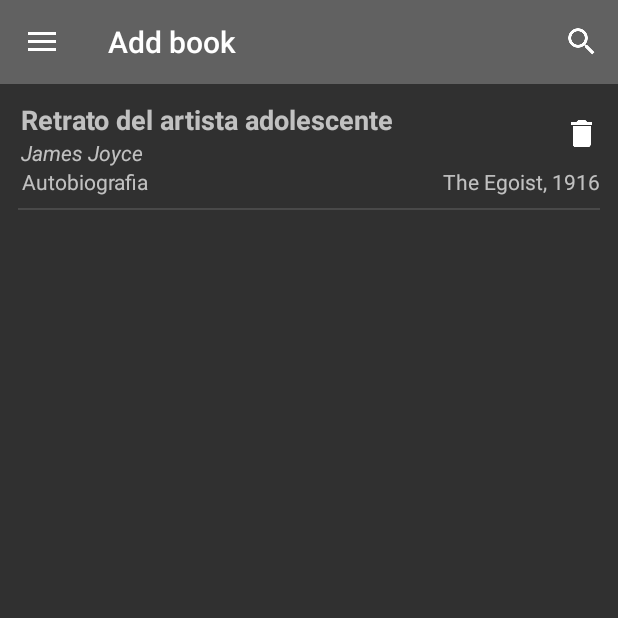
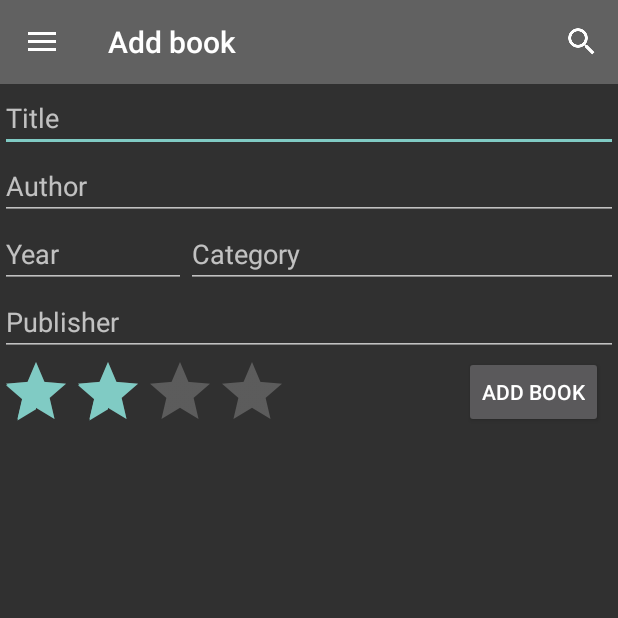
Before and after one commit to andreuconesasimo/MyBookDatabase, an Android app: the screen it shows after launch (MainActivity), in the side drawer, after a tap on "Add book", on a phone screen of 412 x 824 dp, the top half of it. Run offline under Robolectric (Android 15) with nearby library versions, the phone set to English and light mode, and no system bars.

Commit message:
Acabat bloc A

```diff
--- a/app/src/main/java/com/example/pr_idi/mydatabaseexample/Book.java
+++ b/app/src/main/java/com/example/pr_idi/mydatabaseexample/Book.java
@@ -77,4 +77,5 @@ public class Book {
     public String toString() {
         return String.format("%s - %s", title, author);
     }
+
 }
--- a/app/src/main/java/com/example/pr_idi/mydatabaseexample/MainActivity.java
+++ b/app/src/main/java/com/example/pr_idi/mydatabaseexample/MainActivity.java
@@ -4,7 +4,10 @@ package com.example.pr_idi.mydatabaseexample;
 import java.util.ArrayList;
 import java.util.HashMap;
 import java.util.List;
+import java.util.Random;
+import java.util.UUID;
 
+import android.app.Activity;
 import android.app.AlertDialog;
 import android.app.FragmentTransaction;
 import android.content.DialogInterface;
@@ -24,9 +27,13 @@ import android.view.MenuItem;
 import android.view.View;
 import android.widget.AdapterView;
 import android.widget.ArrayAdapter;
+import android.widget.Button;
+import android.widget.EditText;
 import android.widget.ExpandableListView;
 import android.widget.FrameLayout;
+import android.widget.LinearLayout;
 import android.widget.ListView;
+import android.widget.RatingBar;
 import android.widget.Spinner;
 import android.widget.Toast;
 
@@ -47,6 +54,7 @@ public class MainActivity extends AppCompatActivity {
     private ArrayAdapter<String> dataAdapter;
     private ArrayAdapter<CharSequence> adapterSpinnerEvaluation;
     private Boolean vistaPrincipal;
+    private Activity mainActivity;
 
     @Override
     public void onCreate(Bundle savedInstanceState) {
@@ -87,6 +95,7 @@ public class MainActivity extends AppCompatActivity {
         mDrawerLayout.setDrawerListener(drawerToggle);
         drawerToggle.syncState();
         carregarVistaPrincipal();
+        mainActivity = this;
     }
 
     public void carregarVistaPrincipal(){
@@ -189,6 +198,7 @@ public class MainActivity extends AppCompatActivity {
                 carregarVistaPrincipal();
                 break;
             case R.id.add_book:
+                carregatVistaAfegir();
                 break;
             case R.id.my_books:
                 carregarMyBooks();
@@ -210,6 +220,37 @@ public class MainActivity extends AppCompatActivity {
         }
         mTitle = menuItem.getTitle().toString();
         getSupportActionBar().setTitle(mTitle);
+    }
+
+    private void carregatVistaAfegir() {
+        vistaPrincipal = false;
+        frame = (FrameLayout) findViewById(R.id.content_frame);
+        frame.removeAllViews();
+        final View addBook = getLayoutInflater().inflate(R.layout.add_book, null);
+        frame.addView(addBook);
+        ((Button) addBook.findViewById(R.id.add_submit)).setOnClickListener(new View.OnClickListener() {
+            @Override
+            public void onClick(View view) {
+                Book book = new Book();
+                book.setId(UUID.randomUUID().getLeastSignificantBits());
+                book.setAuthor(((EditText)addBook.findViewById(R.id.add_autor)).getText().toString());
+                book.setCategory(((EditText)addBook.findViewById(R.id.add_category)).getText().toString());
+                book.setPublisher(((EditText)addBook.findViewById(R.id.add_publisher)).getText().toString());
+                book.setTitle(((EditText)addBook.findViewById(R.id.add_title)).getText().toString());
+                book.setPersonal_evaluation(Ratings.toText(((RatingBar)addBook.findViewById(R.id.add_rating)).getRating()));
+                String year = ((EditText)addBook.findViewById(R.id.add_year)).getText().toString();
+                if (book.getAuthor().isEmpty() || book.getTitle().isEmpty() || year.isEmpty() ||
+                        book.getCategory().isEmpty() || book.getPublisher().isEmpty()) {
+                    Toast.makeText(addBook.getContext(), "All fields must be filled!", Toast.LENGTH_SHORT).show();
+                } else {
+                    book.setYear(Integer.valueOf(year));
+                    bookData.open();
+                    bookData.addBook(book);
+                    bookData.close();
+                    mainActivity.onBackPressed();
+                }
+            }
+        });
     }
 
     private class SpinnerChangeEvaluationItemSelectedListener implements Spinner.OnItemSelectedListener{
--- a/app/src/main/java/com/example/pr_idi/mydatabaseexample/MySQLiteHelper.java
+++ b/app/src/main/java/com/example/pr_idi/mydatabaseexample/MySQLiteHelper.java
@@ -83,7 +83,7 @@ public class MySQLiteHelper extends SQLiteOpenHelper {
         newRowId = database.insert(TABLE_BOOKS, null, values);
 
         values = new ContentValues();
-        values.put(COLUMN_TITLE, "el proceso");
+        values.put(COLUMN_TITLE, "El proceso");
         values.put(COLUMN_AUTHOR, "Kafka");
         values.put(COLUMN_YEAR, 1925);
         values.put(COLUMN_PUBLISHER, "Verlag Die Schmiede");
--- /dev/null
+++ b/app/src/main/res/layout/add_book.xml
@@ -0,0 +1,85 @@
+<?xml version="1.0" encoding="utf-8"?>
+<RelativeLayout xmlns:android="http://schemas.android.com/apk/res/android"
+    android:layout_width="match_parent"
+    android:layout_height="wrap_content"
+    android:orientation="vertical">
+
+
+    <EditText
+        android:layout_width="match_parent"
+        android:layout_height="wrap_content"
+        android:inputType="textPersonName"
+        android:hint="Title"
+        android:ems="10"
+        android:id="@+id/add_title"
+        android:layout_weight="1"
+        android:layout_alignParentTop="true"
+        android:layout_alignParentStart="true" />
+
+    <EditText
+        android:layout_width="match_parent"
+        android:layout_height="wrap_content"
+        android:inputType="textPersonName"
+        android:hint="Author"
+        android:ems="10"
+        android:id="@+id/add_autor"
+        android:layout_below="@+id/add_title"
+        android:layout_alignParentStart="true" />
+
+    <EditText
+        android:layout_width="124dp"
+        android:layout_height="wrap_content"
+        android:inputType="number"
+        android:ems="10"
+        android:id="@+id/add_year"
+        android:layout_weight="1"
+        android:hint="Year"
+        android:layout_below="@+id/add_autor"
+        android:layout_alignParentStart="true" />
+
+    <EditText
+        android:layout_width="wrap_content"
+        android:layout_height="wrap_content"
+        android:inputType="textPersonName"
+        android:hint="Category"
+        android:ems="10"
+        android:id="@+id/add_category"
+        android:layout_weight="1"
+        android:layout_alignBaseline="@+id/add_year"
+        android:layout_alignBottom="@+id/add_year"
+        android:layout_alignParentEnd="true"
+        android:layout_toEndOf="@+id/add_year" />
+
+    <EditText
+        android:layout_width="match_parent"
+        android:layout_height="wrap_content"
+        android:inputType="textPersonName"
+        android:hint="Publisher"
+        android:ems="10"
+        android:id="@+id/add_publisher"
+        android:layout_weight="1"
+        android:layout_below="@+id/add_year"
+        android:layout_alignParentStart="true" />
+
+    <RatingBar
+        android:layout_width="wrap_content"
+        android:layout_height="wrap_content"
+        android:id="@+id/add_rating"
+        android:layout_weight="1"
+        android:numStars="4"
+        android:stepSize="1"
+        android:layout_below="@+id/add_publisher"
+        android:layout_alignParentStart="true"
+        android:rating="2"/>
+
+    <Button
+        android:text="Add Book"
+        android:layout_width="wrap_content"
+        android:layout_height="wrap_content"
+        android:id="@+id/add_submit"
+        android:layout_weight="1"
+        android:layout_below="@+id/add_publisher"
+        android:layout_alignParentEnd="true"
+        android:layout_marginRight="10dp"/>
+
+</RelativeLayout>
--- a/app/src/main/res/values/colors.xml
+++ b/app/src/main/res/values/colors.xml
@@ -7,4 +7,5 @@
     <color name="textPrimary">#212121</color>
     <color name="textSecondary">#757575</color>
     <color name="colorDivider">#BDBDBD</color>
+    <color name="snackbarBack">#78909c</color>
 </resources>
--- a/app/src/main/res/values/strings.xml
+++ b/app/src/main/res/values/strings.xml
@@ -3,7 +3,7 @@
     <string name="open_drawer">Drawer opened</string>
     <string name="close_drawer">Drawer closed</string>
     <string name="spinner_title">Choose one author</string>
-    <string name="about"><b>MyBooksDatabase 1.0</b>\nCopyright 2016\nAnd123 Inc.\nCarlos Marchal\nAndreu Conesa\nFIB IDI QT 2016\n<i>All rights reserved.</i></string>
+    <string name="about"><b>MyBooksDatabase 1.0</b>\nCopyright 2017\nAnd123 Inc.\nCarlos Marchal\nAndreu Conesa\nFIB IDI QT 2016\n<i>All rights reserved.</i></string>
     <string name="help_page_intro">Here you will find information on the different parts of the app.</string>
     <string name="help_title_section1">Home</string>
     <string name="help_text_section1">In the homepage you can see the data of each book by pressing <i>the title button</i>. You can also edit any evaluation by pressing <i>the pencil button</i> and delete any book by pressing <i>the recycle bin button.</i></string>
```
Also changed, not shown: app/src/main/java/com/example/pr_idi/mydatabaseexample/BookData.java (+12 -0 lines), app/src/main/java/com/example/pr_idi/mydatabaseexample/DetailsRecyclerView.java (+26 -3 lines), app/src/main/java/com/example/pr_idi/mydatabaseexample/Ratings.java (added, +31 -0 lines), app/src/main/res/layout/book_view.xml (+25 -13 lines).
